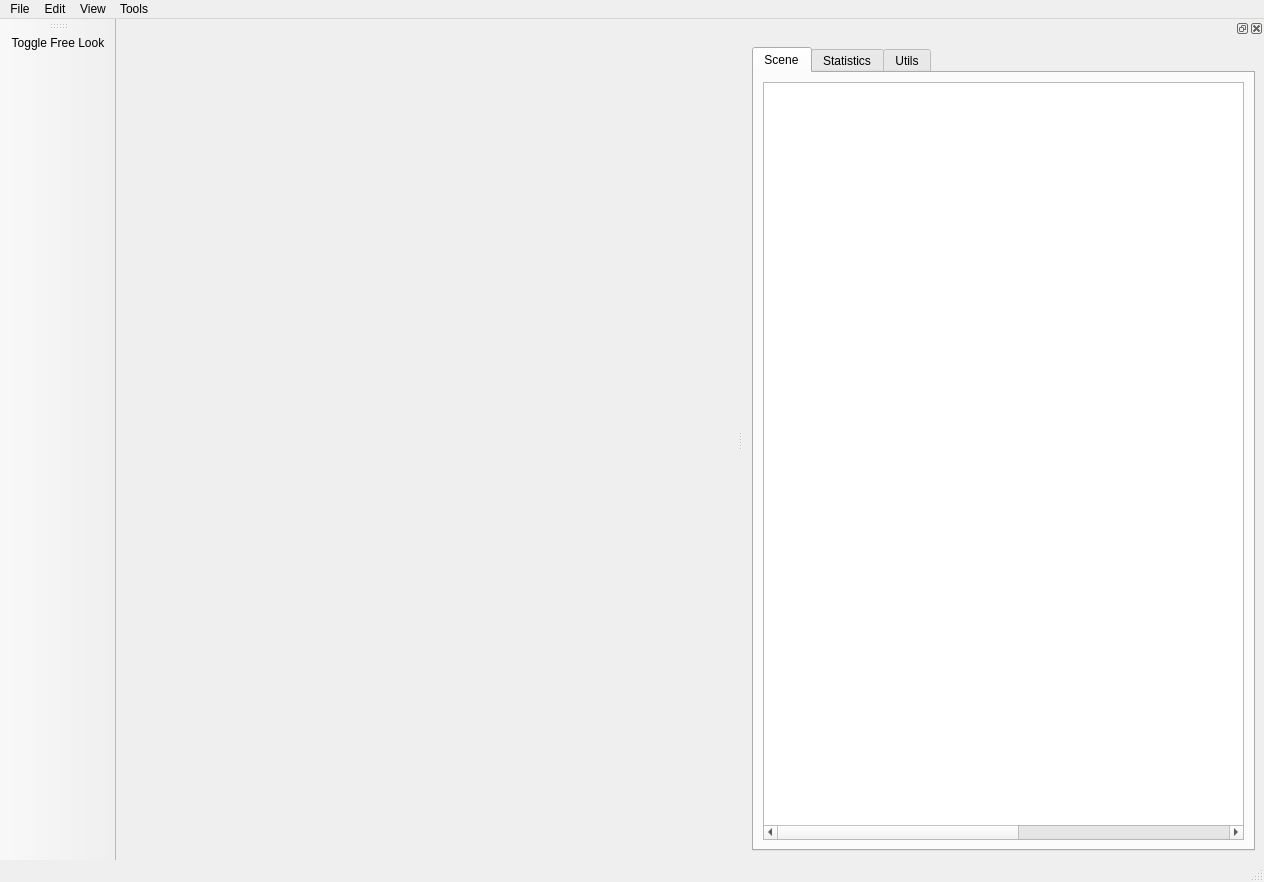
DrAlta/smartbody, file core/sbmonitor/gui/designer/SbmDebuggerForm.ui: the form before one commit.
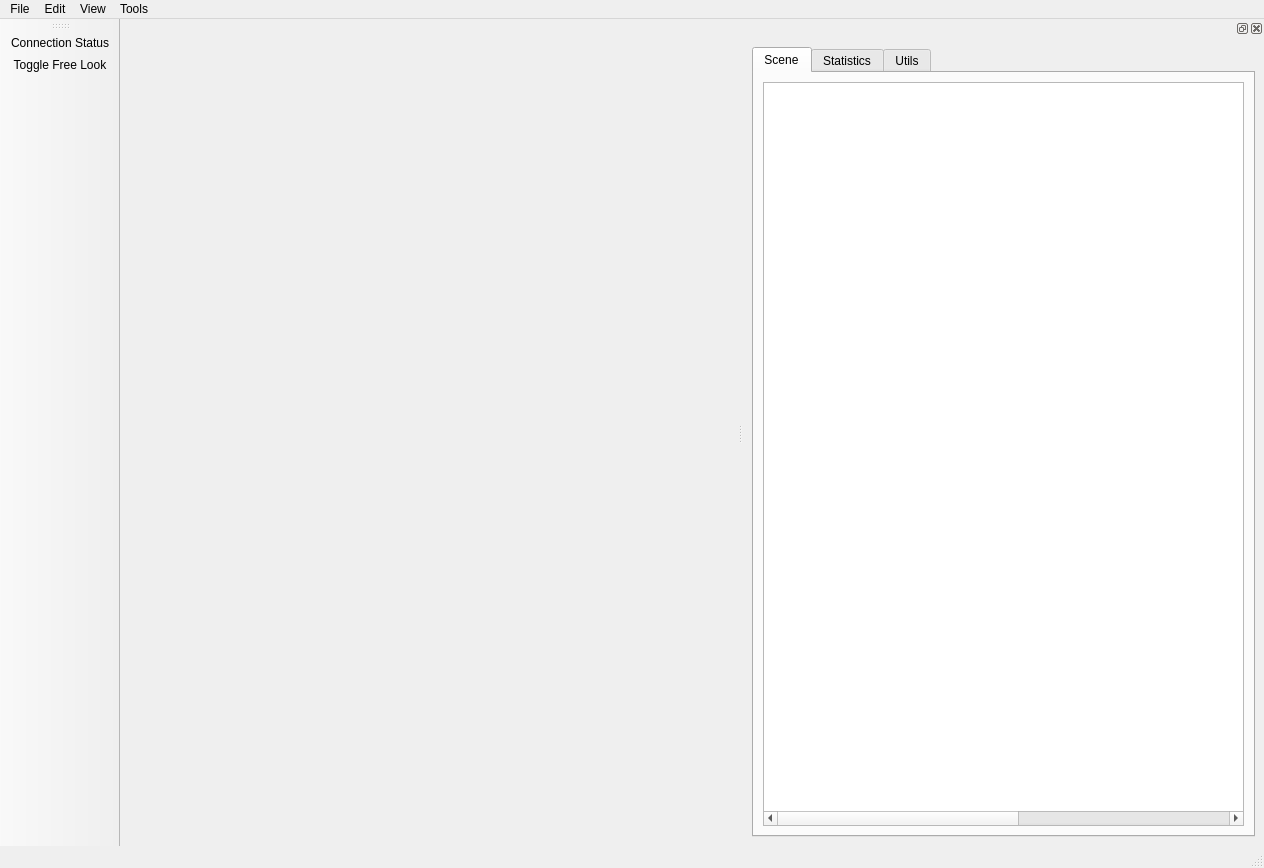
The form after the commit. The open tabs and pages were chosen to show the change. Icons and pictures are not drawn.

Commit message: sbmonitor- added connection status icon on the tool bar. This can also be used to single connect/disconnect

```diff
--- a/core/sbmonitor/gui/designer/SbmDebuggerForm.ui
+++ b/core/sbmonitor/gui/designer/SbmDebuggerForm.ui
@@ -7,7 +7,7 @@
     <x>0</x>
     <y>0</y>
     <width>1264</width>
-    <height>882</height>
+    <height>868</height>
    </rect>
   </property>
   <property name="baseSize">
@@ -97,6 +97,7 @@
    <attribute name="toolBarBreak">
     <bool>false</bool>
    </attribute>
+   <addaction name="actionConnectionStatus"/>
    <addaction name="actionToggleFreeLookCamera"/>
   </widget>
   <widget class="QDockWidget" name="sceneDockWidget">
@@ -896,6 +897,18 @@
     <string>Ctrl+I</string>
    </property>
   </action>
+  <action name="actionConnectionStatus">
+   <property name="icon">
+    <iconset>
+     <normaloff>../../images/ConnectionStatus_Disconnected.png</normaloff>../../images/ConnectionStatus_Disconnected.png</iconset>
+   </property>
+   <property name="text">
+    <string>Connection Status</string>
+   </property>
+   <property name="toolTip">
+    <string>Disconnected</string>
+   </property>
+  </action>
  </widget>
  <resources/>
  <connections/>
```
Left out of the diff: 2 changed lines with no effect on the pictures. The commit also changes 25 other files.
